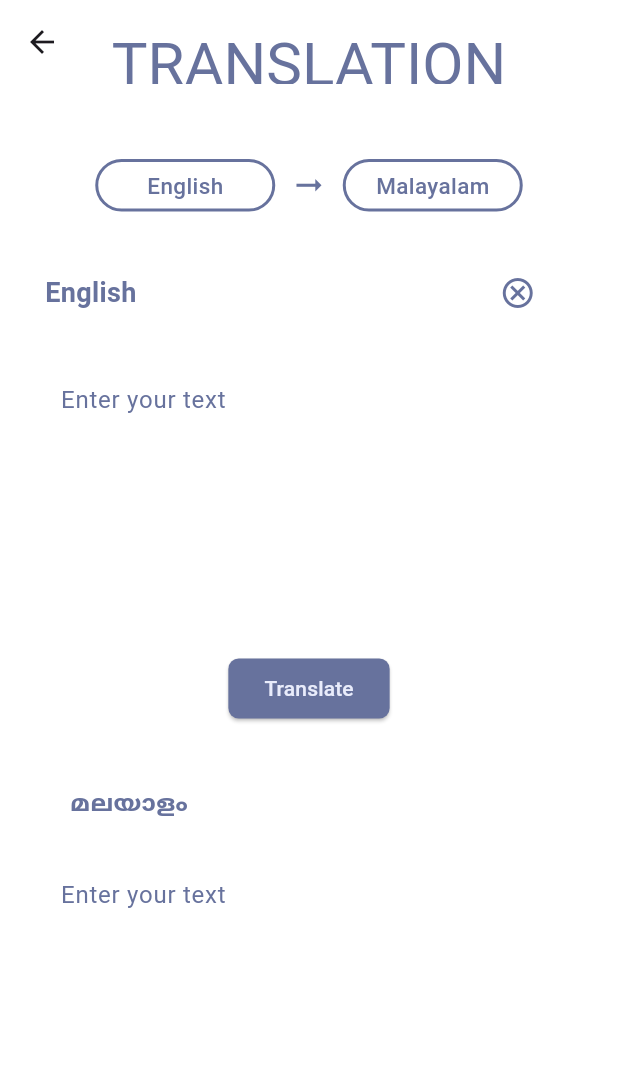
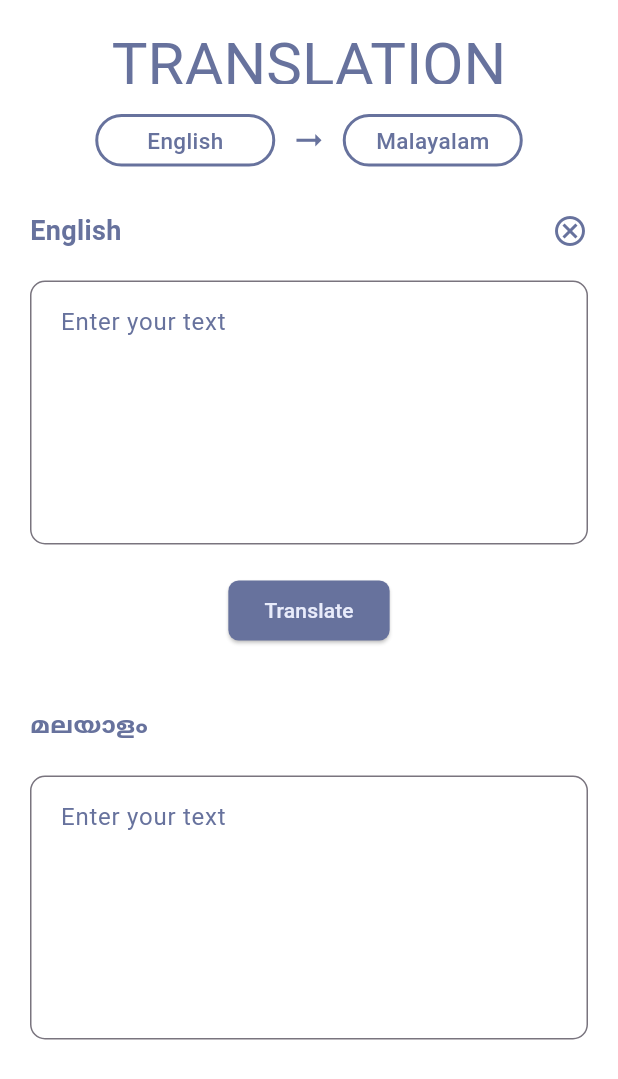
Before and after one commit to fathimanasrinvk/Learning_App, a Flutter app: the TranslationScreen screen opened directly, on a phone screen of 412 x 824 dp. Shown: the top 1079 px of the screen. Run offline on Flutter 3.47's test engine with Material 3 defaults, Android fonts, the phone set to English and light mode, and no system bars; our stand-ins replace google_fonts, introduction_screen, shared_preferences; accounts and stored records are empty.

Commit message:
translation

```diff
--- a/lib/presentation/translation_screen/view/translation_screen.dart
+++ b/lib/presentation/translation_screen/view/translation_screen.dart
@@ -23,6 +23,7 @@ class _TranslationScreenState extends State<TranslationScreen> {
       backgroundColor: Colors.white,
       appBar: AppBar(
         centerTitle: true,
+        leading: Icon(null),
         backgroundColor: Colors.transparent,
         title: Padding(
           padding: const EdgeInsets.only(top: 30),
@@ -39,7 +40,7 @@ class _TranslationScreenState extends State<TranslationScreen> {
           mainAxisSize: MainAxisSize.min,
           children: [
             Padding(
-              padding: const EdgeInsets.only(top: 50),
+              padding: const EdgeInsets.only(top: 20),
               child: Row(
                 mainAxisAlignment: MainAxisAlignment.center,
                 children: [
@@ -107,8 +108,9 @@ class _TranslationScreenState extends State<TranslationScreen> {
               ),
             ),
             Padding(
-              padding: const EdgeInsets.only(top: 30, left: 30),
+              padding: const EdgeInsets.only(top: 30, left: 20,right: 20),
               child: Row(
+                mainAxisAlignment: MainAxisAlignment.spaceBetween,
                 children: [
                   Text(
                     'English',
@@ -117,20 +119,14 @@ class _TranslationScreenState extends State<TranslationScreen> {
                         color: ColorTheme.maincolor,
                         fontWeight: FontWeight.bold),
                   ),
-                  SizedBox(
-                    width: 230,
-                  ),
-                  IconButton(
-                    icon: Icon(
+                  InkWell(child: Icon(
                     Icons.cancel_outlined,
                     color: ColorTheme.maincolor,
-                    ),
-                    onPressed: () {
+                  ),onTap: () {
                     setState(() {
                       tcontroller.clear();
                     });
-                    },
-                  ),
+                  },)
                 ],
               ),
             ),
@@ -142,7 +138,9 @@ class _TranslationScreenState extends State<TranslationScreen> {
                   decoration: InputDecoration(
                       hintStyle: TextStyle(color: ColorTheme.maincolor),
                       hintText: ' Enter your text',
-                      border: OutlineInputBorder(borderSide: BorderSide.none)),
+                      border: OutlineInputBorder(borderRadius: BorderRadius.circular(10),
+                          borderSide: BorderSide(color: ColorTheme.maincolor,
+                      width: 5))),
                 )),
             ElevatedButton(
               style: ElevatedButton.styleFrom(
@@ -158,24 +156,30 @@ class _TranslationScreenState extends State<TranslationScreen> {
               ),
             ),
             Padding(
-              padding: const EdgeInsets.only(right: 240,top: 40),
-              child: Text(
+              padding:  EdgeInsets.only(top: 40,left: 20),
+              child: Row( mainAxisAlignment: MainAxisAlignment.start,
+                children: [
+                  Text(
                     'മലയാളം',
                     style: TextStyle(
                         fontSize: 18,
                         color: ColorTheme.maincolor,
                         fontWeight: FontWeight.bold),
                   ),
+                ],
+              ),
             ),
             Padding(
               padding: const EdgeInsets.all(20),
               child: TextFormField(
                 controller: tcontroller,
-                maxLines: 5,
+                maxLines: 6,
                 decoration: InputDecoration(
                     hintStyle: TextStyle(color: ColorTheme.maincolor),
                     hintText: ' Enter your text',
-                    border: OutlineInputBorder(borderSide: BorderSide.none)),
+                    border: OutlineInputBorder(borderRadius: BorderRadius.circular(10),
+                        borderSide: BorderSide(color: ColorTheme.maincolor,
+                            width: 5))),
               ),
             )
           ],
```
Lines whose indentation alone changed are shown as unchanged.
